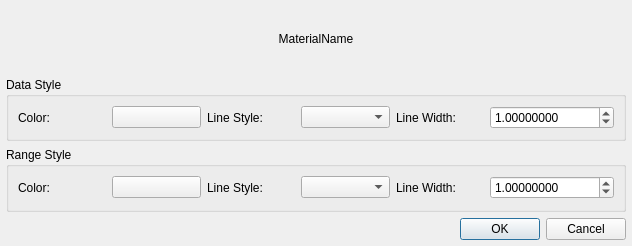
Qt form hexrd/ui/resources/ui/overlay_style_picker.ui (HEXRD/hexrdgui) before a commit.
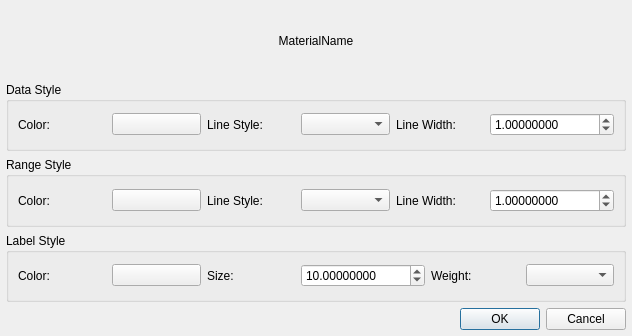
The same form after that commit. Custom widgets are drawn as their Qt base class.

Commit message:
Add optional labels to Laue overlays
This adds a "Labels" section to the Laue overlay editor where the user
may choose to label the Laue overlays by either hkls or energy. The user
is able to control the label offsets in both x and y directions (which
also accept negative values).

The user is also able to modify the label style via the overlay style
editor dialog.

Patch:
```diff
--- a/hexrd/ui/resources/ui/overlay_style_picker.ui
+++ b/hexrd/ui/resources/ui/overlay_style_picker.ui
@@ -7,7 +7,7 @@
     <x>0</x>
     <y>0</y>
     <width>632</width>
-    <height>246</height>
+    <height>336</height>
    </rect>
   </property>
   <layout class="QGridLayout" name="gridLayout">
@@ -23,13 +23,6 @@
    <property name="bottomMargin">
     <number>6</number>
    </property>
-   <item row="5" column="0" colspan="4">
-    <widget class="QDialogButtonBox" name="button_box">
-     <property name="standardButtons">
-      <set>QDialogButtonBox::Cancel|QDialogButtonBox::Ok</set>
-     </property>
-    </widget>
-   </item>
    <item row="0" column="0" colspan="4">
     <widget class="QLabel" name="material_name">
      <property name="text">
@@ -40,6 +33,13 @@
      </property>
     </widget>
    </item>
+   <item row="6" column="0" colspan="4">
+    <widget class="QDialogButtonBox" name="button_box">
+     <property name="standardButtons">
+      <set>QDialogButtonBox::Cancel|QDialogButtonBox::Ok</set>
+     </property>
+    </widget>
+   </item>
    <item row="3" column="0" colspan="4">
     <widget class="QGroupBox" name="data_style_group">
      <property name="title">
@@ -174,6 +174,68 @@
      </layout>
     </widget>
    </item>
+   <item row="5" column="0" colspan="4">
+    <widget class="QGroupBox" name="label_group">
+     <property name="title">
+      <string>Label Style</string>
+     </property>
+     <layout class="QGridLayout" name="gridLayout_4">
+      <item row="0" column="2">
+       <widget class="QLabel" name="label_size_label">
+        <property name="text">
+         <string>Size:</string>
+        </property>
+        <property name="buddy">
+         <cstring>label_size</cstring>
+        </property>
+       </widget>
+      </item>
+      <item row="0" column="0">
+       <widget class="QLabel" name="label_color_label">
+        <property name="text">
+         <string>Color:</string>
+        </property>
+        <property name="buddy">
+         <cstring>label_color</cstring>
+        </property>
+       </widget>
+      </item>
+      <item row="0" column="5">
+       <widget class="QComboBox" name="label_weight"/>
+      </item>
+      <item row="0" column="3">
+       <widget class="ScientificDoubleSpinBox" name="label_size">
+        <property name="decimals">
+         <number>8</number>
+        </property>
+        <property name="maximum">
+         <double>100000.000000000000000</double>
+        </property>
+        <property name="value">
+         <double>10.000000000000000</double>
+        </property>
+       </widget>
+      </item>
+      <item row="0" column="4">
+       <widget class="QLabel" name="label_weight_label">
+        <property name="text">
+         <string>Weight:</string>
+        </property>
+        <property name="buddy">
+         <cstring>label_weight</cstring>
+        </property>
+       </widget>
+      </item>
+      <item row="0" column="1">
+       <widget class="QPushButton" name="label_color">
+        <property name="text">
+         <string/>
+        </property>
+       </widget>
+      </item>
+     </layout>
+    </widget>
+   </item>
   </layout>
  </widget>
  <customwidgets>
```
Left out of the diff: 21 changed lines with no effect on the pictures. The commit also changes 7 other files.
